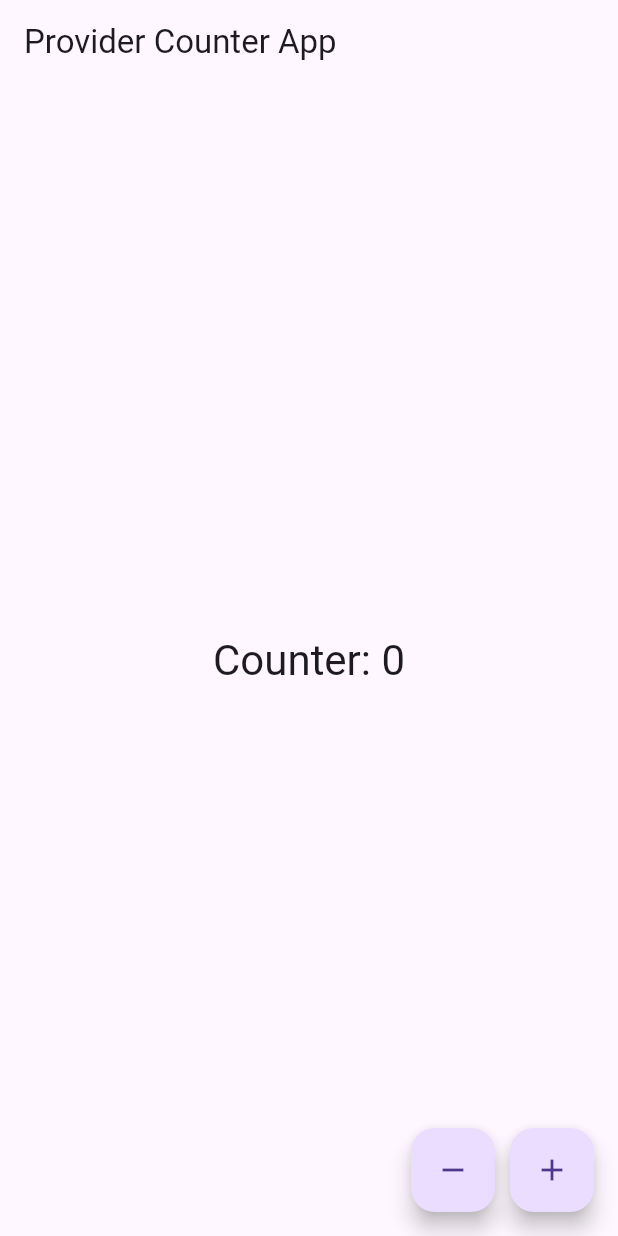
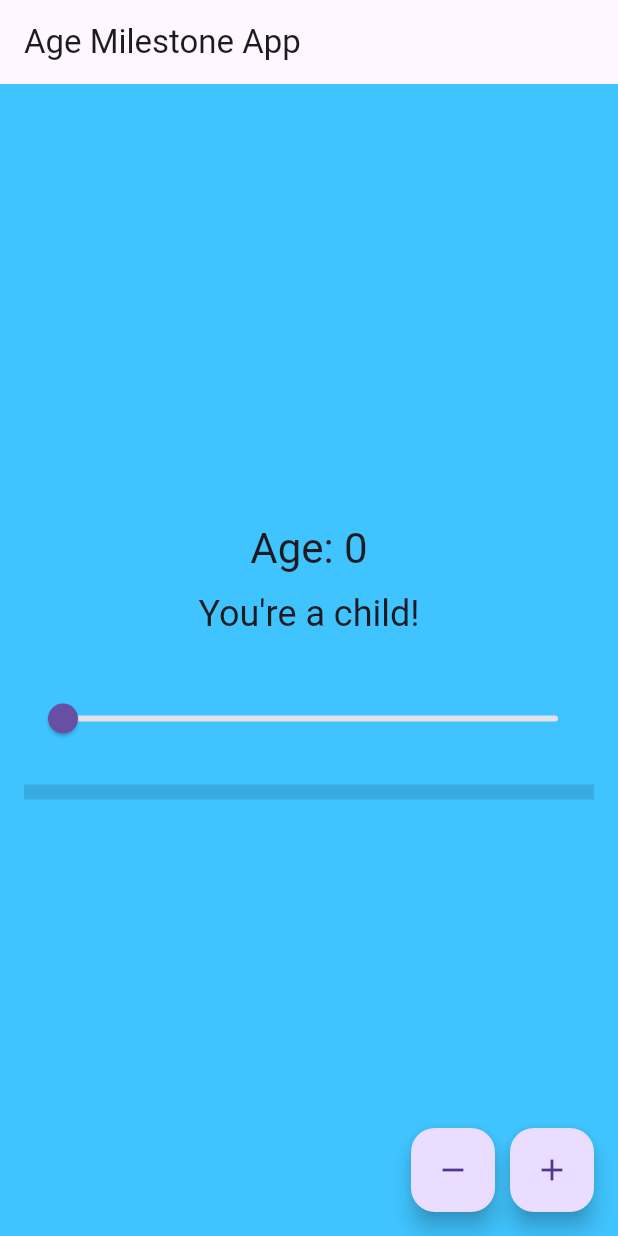
Before and after one commit to sricharan8462/act6_provider, a Flutter app: the screen it shows after launch, on a phone screen of 412 x 824 dp. Run offline on Flutter 3.47's test engine with Material 3 defaults, Android fonts, the phone set to English and light mode, and no system bars; missing offline and left inert: window_size.

Commit message:
Implement Age Milestones, Slider, and Progress Bar

```diff
--- a/lib/main.dart
+++ b/lib/main.dart
@@ -20,26 +20,32 @@ const double windowHeight = 640;
 void setupWindow() {
   if (!kIsWeb && (Platform.isWindows || Platform.isLinux || Platform.isMacOS)) {
     WidgetsFlutterBinding.ensureInitialized();
-    setWindowTitle('Provider Counter App');
+    setWindowTitle('Provider Counter');
     setWindowMinSize(const Size(windowWidth, windowHeight));
     setWindowMaxSize(const Size(windowWidth, windowHeight));
     getCurrentScreen().then((screen) {
+      if (screen != null) {
         setWindowFrame(
           Rect.fromCenter(
-          center: screen!.frame.center,
+            center: screen.frame.center,
             width: windowWidth,
             height: windowHeight,
           ),
         );
+      }
     });
   }
 }
 
 class Counter with ChangeNotifier {
   int value = 0;
+
   void increment() {
+    // Prevent the counter from exceeding 99.
+    if (value < 99) {
       value++;
       notifyListeners();
+    }
   }
 
   void decrement() {
@@ -48,6 +54,11 @@ class Counter with ChangeNotifier {
       notifyListeners();
     }
   }
+
+  void setValue(int newValue) {
+    value = newValue;
+    notifyListeners();
+  }
 }
 
 class MyApp extends StatelessWidget {
@@ -55,9 +66,10 @@ class MyApp extends StatelessWidget {
   @override
   Widget build(BuildContext context) {
     return MaterialApp(
-      title: 'Provider Counter App',
+      title: 'Flutter Age Milestone Demo',
       theme: ThemeData(
         primarySwatch: Colors.blue,
+        useMaterial3: true,
       ),
       home: const MyHomePage(),
     );
@@ -66,18 +78,79 @@ class MyApp extends StatelessWidget {
 
 class MyHomePage extends StatelessWidget {
   const MyHomePage({super.key});
+
+  /// Returns a milestone message and background color based on the current age.
+  Map<String, dynamic> _ageMilestone(int age) {
+    if (age <= 12) {
+      return {'message': "You're a child!", 'color': Colors.lightBlueAccent};
+    } else if (age <= 19) {
+      return {'message': "Teenager time!", 'color': Colors.lightGreenAccent};
+    } else if (age <= 30) {
+      return {'message': "You're a young adult!", 'color': Colors.yellowAccent};
+    } else if (age <= 50) {
+      return {'message': "You're an adult now!", 'color': Colors.orangeAccent};
+    } else {
+      return {'message': "Golden years!", 'color': Colors.grey};
+    }
+  }
+
+  /// Returns a color for the progress bar based on age segments.
+  Color _progressBarColor(int age) {
+    if (age < 33) {
+      return Colors.green;
+    } else if (age < 67) {
+      return Colors.yellow;
+    } else {
+      return Colors.red;
+    }
+  }
+
   @override
   Widget build(BuildContext context) {
+    return Consumer<Counter>(
+      builder: (context, counter, child) {
+        final milestone = _ageMilestone(counter.value);
         return Scaffold(
           appBar: AppBar(
-        title: const Text('Provider Counter App'),
+            title: const Text('Age Milestone App'),
           ),
-      body: Center(
-        child: Consumer<Counter>(
-          builder: (context, counter, child) => Text(
-            'Counter: ${counter.value}',
+          // Set the background color based on the current milestone.
+          backgroundColor: milestone['color'],
+          body: Padding(
+            padding: const EdgeInsets.all(16.0),
+            child: Column(
+              mainAxisAlignment: MainAxisAlignment.center,
+              children: [
+                Text(
+                  'Age: ${counter.value}',
                   style: Theme.of(context).textTheme.headlineMedium,
                 ),
+                const SizedBox(height: 10),
+                Text(
+                  milestone['message'],
+                  style: Theme.of(context).textTheme.headlineSmall,
+                ),
+                const SizedBox(height: 30),
+                // Slider to adjust the age between 0 and 99.
+                Slider(
+                  value: counter.value.toDouble(),
+                  min: 0,
+                  max: 99,
+                  divisions: 99,
+                  label: counter.value.toString(),
+                  onChanged: (double newValue) {
+                    counter.setValue(newValue.toInt());
+                  },
+                ),
+                const SizedBox(height: 20),
+                // Progress bar that visualizes the age segments.
+                LinearProgressIndicator(
+                  value: counter.value / 99,
+                  minHeight: 10,
+                  color: _progressBarColor(counter.value),
+                  backgroundColor: Colors.black12,
+                ),
+              ],
             ),
           ),
           floatingActionButton: Row(
@@ -97,5 +170,7 @@ class MyHomePage extends StatelessWidget {
             ],
           ),
         );
+      },
+    );
   }
 }
```
Lines whose indentation alone changed are shown as unchanged.
